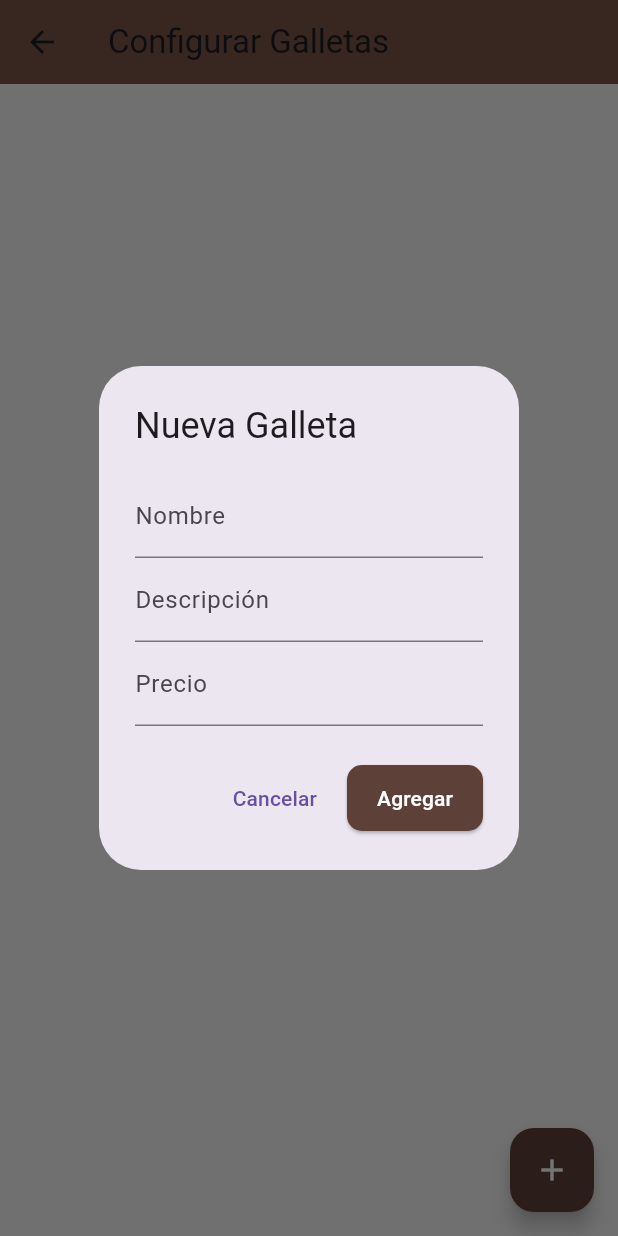
After one commit to XavilordGamer1/Galletas_Administrator, a Flutter app: the ManageCookiesScreen screen opened directly, after a tap on the "add" icon, on a phone screen of 412 x 824 dp. The commit adds this screen. Run offline on Flutter 3.47's test engine with Material 3 defaults, Android fonts, the phone set to English and light mode, and no system bars; our stand-ins replace barcode_widget, device_info_plus, permission_handler, sqflite; missing offline and left inert: gal, mobile_scanner; accounts and stored records are empty.

Commit message:
Ahora cambie la manera en la que se aniade, se eedita y se eliminan los tipos de galletas

```diff
--- a/lib/models/venta.dart
+++ b/lib/models/venta.dart
@@ -1,11 +1,12 @@
-// lib/models/venta.dart
-
+/// Representa una única transacción de venta con el nuevo modelo.
 class Venta {
   final String id;
   final String codigoEscaneado;
   final DateTime fecha;
-  final bool esFiado;
+  bool
+      esFiado; // CAMBIO: Se quitó 'final' para poder modificarlo al saldar la deuda.
   final String? nombreDeudor;
+  DateTime? fechaPago; // NUEVO: Almacena la fecha en que se pagó la deuda.
 
   Venta({
     required this.id,
@@ -13,5 +14,6 @@ class Venta {
     required this.fecha,
     this.esFiado = false,
     this.nombreDeudor,
+    this.fechaPago, // Se añade al constructor.
   });
 }
--- /dev/null
+++ b/lib/screens/manage_cookies_screen.dart
@@ -0,0 +1,151 @@
+import 'package:flutter/material.dart';
+import 'package:provider/provider.dart';
+import '../providers/cookie_provider.dart';
+import '../models/cookie.dart';
+import './edit_cookie_screen.dart';
+
+/// Pantalla para gestionar (ver, editar, añadir) las galletas.
+/// Se accede desde el botón "Configuración".
+class ManageCookiesScreen extends StatefulWidget {
+  const ManageCookiesScreen({super.key});
+
+  @override
+  State<ManageCookiesScreen> createState() => _ManageCookiesScreenState();
+}
+
+class _ManageCookiesScreenState extends State<ManageCookiesScreen> {
+  var _isInit = true;
+  var _isLoading = false;
+
+  @override
+  void didChangeDependencies() {
+    if (_isInit) {
+      setState(() {
+        _isLoading = true;
+      });
+      Provider.of<CookieProvider>(context, listen: false)
+          .loadCookies()
+          .then((_) {
+        setState(() {
+          _isLoading = false;
+        });
+      });
+    }
+    _isInit = false;
+    super.didChangeDependencies();
+  }
+
+  void _abrirFormulario(BuildContext context) {
+    final nombreCtrl = TextEditingController();
+    final descCtrl = TextEditingController();
+    final precioCtrl = TextEditingController();
+
+    showDialog(
+      context: context,
+      builder: (_) => AlertDialog(
+        title: const Text("Nueva Galleta"),
+        content: SingleChildScrollView(
+          child: Column(
+            mainAxisSize: MainAxisSize.min,
+            children: [
+              TextField(
+                controller: nombreCtrl,
+                decoration: const InputDecoration(labelText: "Nombre"),
+              ),
+              TextField(
+                controller: descCtrl,
+                decoration: const InputDecoration(labelText: "Descripción"),
+              ),
+              TextField(
+                controller: precioCtrl,
+                decoration: const InputDecoration(labelText: "Precio"),
+                keyboardType:
+                    const TextInputType.numberWithOptions(decimal: true),
+              ),
+            ],
+          ),
+        ),
+        actions: [
+          TextButton(
+            child: const Text("Cancelar"),
+            onPressed: () => Navigator.of(context).pop(),
+          ),
+          ElevatedButton(
+            child: const Text("Agregar"),
+            onPressed: () {
+              if (nombreCtrl.text.isEmpty || precioCtrl.text.isEmpty) return;
+              final nueva = Cookie(
+                id: DateTime.now().toIso8601String(),
+                nombre: nombreCtrl.text,
+                descripcion: descCtrl.text,
+                precio: double.tryParse(precioCtrl.text) ?? 0.0,
+              );
+              Provider.of<CookieProvider>(
+                context,
+                listen: false,
+              ).addCookie(nueva);
+              Navigator.of(context).pop();
+            },
+          ),
+        ],
+      ),
+    );
+  }
+
+  @override
+  Widget build(BuildContext context) {
+    final cookieProvider = Provider.of<CookieProvider>(context);
+    final cookies = cookieProvider.cookies;
+
+    return Scaffold(
+      appBar: AppBar(
+        title: const Text("Configurar Galletas"),
+        backgroundColor: Colors.brown,
+      ),
+      body: _isLoading
+          ? const Center(child: CircularProgressIndicator())
+          : cookies.isEmpty
+              ? const Center(child: Text("Aún no has agregado galletas."))
+              : ListView.builder(
+                  itemCount: cookies.length,
+                  itemBuilder: (ctx, i) {
+                    final cookie = cookies[i];
+                    return Card(
+                      margin: const EdgeInsets.symmetric(
+                        horizontal: 15,
+                        vertical: 5,
+                      ),
+                      child: ListTile(
+                        leading: const Icon(
+                          Icons.cookie_outlined,
+                          color: Colors.brown,
+                        ),
+                        title: Text(
+                          cookie.nombre,
+                          style: const TextStyle(fontWeight: FontWeight.bold),
+                        ),
+                        subtitle: Text(
+                          "Precio: \$${cookie.precio.toStringAsFixed(2)}",
+                        ),
+                        // En esta pantalla, SÍ se puede editar al tocar.
+                        onTap: () {
+                          Navigator.of(context).push(
+                            MaterialPageRoute(
+                              builder: (ctx) =>
+                                  EditCookieScreen(cookieToEdit: cookie),
+                            ),
+                          );
+                        },
+                      ),
+                    );
+                  },
+                ),
+      floatingActionButton: FloatingActionButton(
+        onPressed: () => _abrirFormulario(context),
+        backgroundColor: Colors.brown[700],
+        foregroundColor: Colors.white,
+        child: const Icon(Icons.add),
+      ),
+    );
+  }
+}
```
Also changed, not shown: lib/helpers/db_helper.dart (+13 -10 lines), lib/providers/cookie_provider.dart (+16 -6 lines), lib/screens/cookie_screen.dart (+26 -72 lines), lib/screens/edit_cookie_screen.dart (added, +160 -0 lines), lib/screens/home_screen.dart (+7 -13 lines), pubspec.yaml (+4 -3 lines), pubspec.lock.
